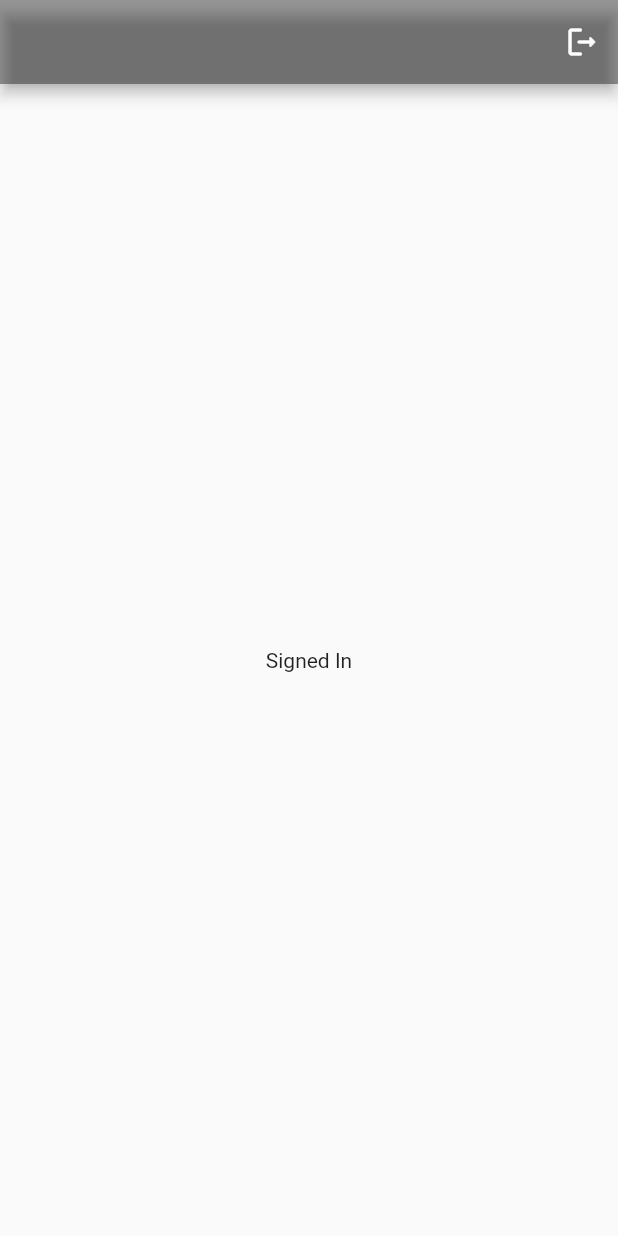
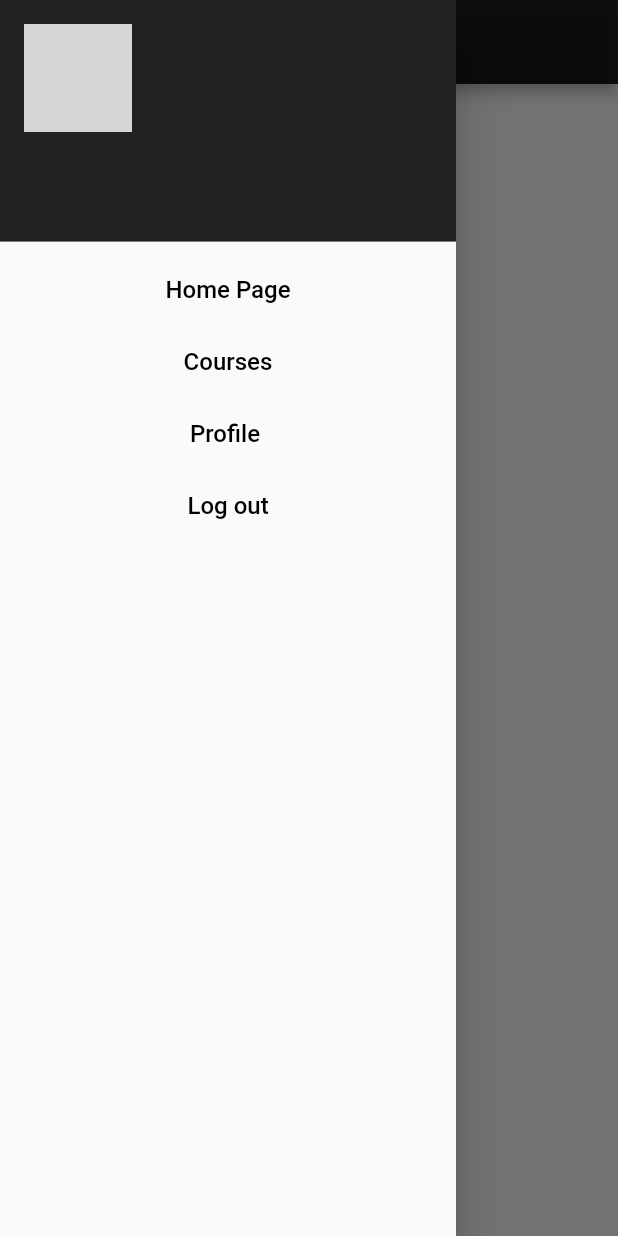
Before and after one commit to CS-Abdulmalik/CMS-Group-2, a Flutter app: the screen it shows once a user with an empty profile is signed in, with the side drawer open (before the commit the screen has no drawer), on a phone screen of 412 x 824 dp. Run offline on Flutter 3.47's test engine with Material 2 defaults, Android fonts, the phone set to English and light mode, and no system bars; our stand-ins replace firebase_auth, firebase_core, sidebarx; accounts and stored records are empty; network calls fail; grey boxes are pictures that could not be loaded.

Commit message:
Add Content navigation "Sidebar"

```diff
--- a/lib/Model/loginModel.dart
+++ b/lib/Model/loginModel.dart
@@ -10,6 +10,7 @@ class LoginModel {
         password: password,
       );
       return userCredential.user;
+
     } on FirebaseAuthException catch (e) {
       throw e;
     }
--- /dev/null
+++ b/lib/View/NavBar.dart
@@ -0,0 +1,103 @@
+import 'package:cms_group2/View/ProfilePage.dart';
+import 'package:cms_group2/View/forgetPasswordPage.dart';
+import 'package:cms_group2/View/homePage.dart';
+import 'package:cms_group2/View/loginPage.dart';
+import 'package:cms_group2/View/registerPage.dart';
+import 'package:flutter/material.dart';
+import 'package:sidebarx/sidebarx.dart';
+import 'package:firebase_auth/firebase_auth.dart';
+import '/Model/PageCheck.dart';
+import '/View/CoursesPage.dart';
+
+class NavBar extends StatelessWidget {
+  const NavBar({super.key});
+
+  @override
+  Widget build(BuildContext context) {
+    User? user = FirebaseAuth.instance.currentUser;
+
+    return Drawer(
+      child: ListView(
+        padding: EdgeInsets.zero,
+        children: [
+          UserAccountsDrawerHeader(
+            accountName: Text(''),
+            accountEmail: Text(user != null ? user.email ?? '' : ''),
+            currentAccountPicture: CircleAvatar(
+              child: ClipOval(
+                child: Image.network(
+                  'https://th.bing.com/th/id/OIP.kEo4qVcBiF-zUSz1nnBDuAHaHa?pid=ImgDet&w=197&h=197&c=7',
+                  width: 90,
+                  height: 90,
+                  fit: BoxFit.cover,
+                ),
+              ),
+            ),
+            decoration: BoxDecoration(color: Colors.black87
+                // image: DecorationImage(
+                //   image: Image.network(src)
+
+                // )
+                ),
+          ),
+
+          // Home Page
+
+          TextButton(
+              onPressed: () {
+                if (!isUserOnPage(context, '/homePage')) {
+                  Navigator.of(context).push(
+                      MaterialPageRoute(builder: (context) => homePage()));
+                } else {
+                  Navigator.pop(context);
+                }
+              },
+              child: Text(
+                "Home Page",
+                style: TextStyle(fontSize: 16, color: Colors.black),
+              )),
+
+          // Courses Page
+
+          TextButton(
+              onPressed: () {
+                if (!isUserOnPage(context, '/CoursesPage')) {
+                  Navigator.of(context).push(
+                      MaterialPageRoute(builder: (context) => CoursesPage()));
+                } else {
+                  Navigator.pop(context);
+                }
+              },
+              child: Text("Courses",
+                  style: TextStyle(fontSize: 16, color: Colors.black))),
+
+          // Profile Page
+
+          TextButton(
+              onPressed: () {
+                if (!isUserOnPage(context, '/ProfilePage')) {
+                  Navigator.of(context).push(
+                      MaterialPageRoute(builder: (context) => ProfilePage()));
+                } else {
+                  Navigator.pop(context);
+                }
+              },
+              child: Text("Profile ",
+                  style: TextStyle(fontSize: 16, color: Colors.black))),
+
+          // Logout
+
+          TextButton(
+            onPressed: () async {
+              await FirebaseAuth.instance.signOut();
+              Navigator.pushReplacement(context,
+                  MaterialPageRoute(builder: (context) => LoginPage()));
+            },
+            child: Text("Log out",
+                style: TextStyle(fontSize: 16, color: Colors.black)),
+          ),
+        ],
+      ),
+    );
+  }
+}
--- a/lib/View/forgetPasswordPage.dart
+++ b/lib/View/forgetPasswordPage.dart
@@ -1,6 +1,5 @@
 import 'package:firebase_auth/firebase_auth.dart';
 import 'package:flutter/material.dart';
-
 import '../Controller/ForgetPasswordPageController.dart';
 import '../Widgets/text_input.dart';
 
--- a/lib/View/homePage.dart
+++ b/lib/View/homePage.dart
@@ -1,10 +1,18 @@
 import 'package:firebase_auth/firebase_auth.dart';
 import 'package:firebase_core/firebase_core.dart';
 import 'package:flutter/material.dart';
+import '../View/NavBar.dart';
+import 'package:sidebarx/sidebarx.dart';
 
-class homePage extends StatelessWidget {
+
+class homePage extends StatefulWidget {
   const homePage({super.key});
 
+  @override
+  State<homePage> createState() => _homePageState();
+}
+
+class _homePageState extends State<homePage> {
   void signOut() {
     FirebaseAuth.instance.signOut();
   }
@@ -12,17 +20,10 @@ class homePage extends StatelessWidget {
   @override
   Widget build(BuildContext context) {
     return Scaffold(
+      drawer: NavBar(),
       appBar: AppBar(
-        backgroundColor: Colors.black38,
-        actions: [
-          IconButton(
-            onPressed: signOut,
-            icon: Icon(Icons.logout_rounded),
-          )
-        ],
-      ),
-      body: Center(
-        child: Text("Signed In"),
+        backgroundColor: Colors.black87,
+        title: Center(child: Text("Home Page"),),
       ),
     );
   }
--- a/lib/View/loginPage.dart
+++ b/lib/View/loginPage.dart
@@ -7,6 +7,7 @@ import '../Controller/LoginPageController.dart';
 import 'registerPage.dart';
 import 'forgetPasswordPage.dart';
 import '../Widgets/text_input.dart';
+import '/View/homePage.dart';
 
 class LoginPage extends StatefulWidget {
   LoginPage({Key? key}) : super(key: key);
@@ -51,6 +52,8 @@ class _LoginPageState extends State<LoginPage> {
     try {
       await controller.signIn(emailController.text, passwordController.text);
       Navigator.pop(context);
+      Navigator.of(context)
+          .push(MaterialPageRoute(builder: (context) => homePage()));
     } on FirebaseAuthException catch (e) {
       Navigator.pop(context);
 
@@ -65,7 +68,7 @@ class _LoginPageState extends State<LoginPage> {
   @override
   Widget build(BuildContext context) {
     return Scaffold(
-      backgroundColor: Colors.black38,
+      backgroundColor: Colors.white60,
       body: Column(
         mainAxisAlignment: MainAxisAlignment.center,
         children: [
@@ -113,7 +116,6 @@ class _LoginPageState extends State<LoginPage> {
                   onPressed: () {
                     Navigator.of(context).push(MaterialPageRoute(
                         builder: (context) => ForgetPasswordPage()));
-
                   },
                   child: Text(
                     'Forget Password?',
--- a/lib/View/registerPage.dart
+++ b/lib/View/registerPage.dart
@@ -2,7 +2,7 @@ import 'package:firebase_auth/firebase_auth.dart';
 import 'package:flutter/material.dart';
 import '/Controller/RegisterPageController.dart';
 import '../Widgets/text_input.dart';
-import 'homePage.dart';
+import '/View/homePage.dart';
 
 class RegisterPage extends StatefulWidget {
   const RegisterPage({Key? key}) : super(key: key);
--- a/lib/Widgets/Auth_Page.dart
+++ b/lib/Widgets/Auth_Page.dart
@@ -4,7 +4,8 @@ import 'package:firebase_auth/firebase_auth.dart';
 import '../View/forgetPasswordPage.dart';
 import '../View/homePage.dart';
 import '../View/registerPage.dart';
-import 'Login_Or_Register_Page.dart';
+import '/Widgets/Login_Or_Register_Page.dart';
+
 
 class authPage extends StatelessWidget {
   const authPage({super.key});
--- a/lib/main.dart
+++ b/lib/main.dart
@@ -1,7 +1,7 @@
 import 'package:flutter/material.dart';
 import 'package:firebase_core/firebase_core.dart';
 import 'Widgets/Auth_Page.dart';
-import 'firebase_options.dart';
+import '/firebase_options.dart';
 
 
 Future<void> main() async {
--- a/pubspec.yaml
+++ b/pubspec.yaml
@@ -37,6 +37,7 @@ dependencies:
   cupertino_icons: ^1.0.2
   firebase_core: ^2.17.0
   firebase_auth: ^4.10.1
+  sidebarx: ^0.16.2
 
 dev_dependencies:
   flutter_test:
```
Also changed, not shown: lib/Model/PageCheck.dart (added, +10 -0 lines), lib/View/CoursesPage.dart (added, +19 -0 lines), lib/View/ProfilePage.dart (added, +19 -0 lines), pubspec.lock.
